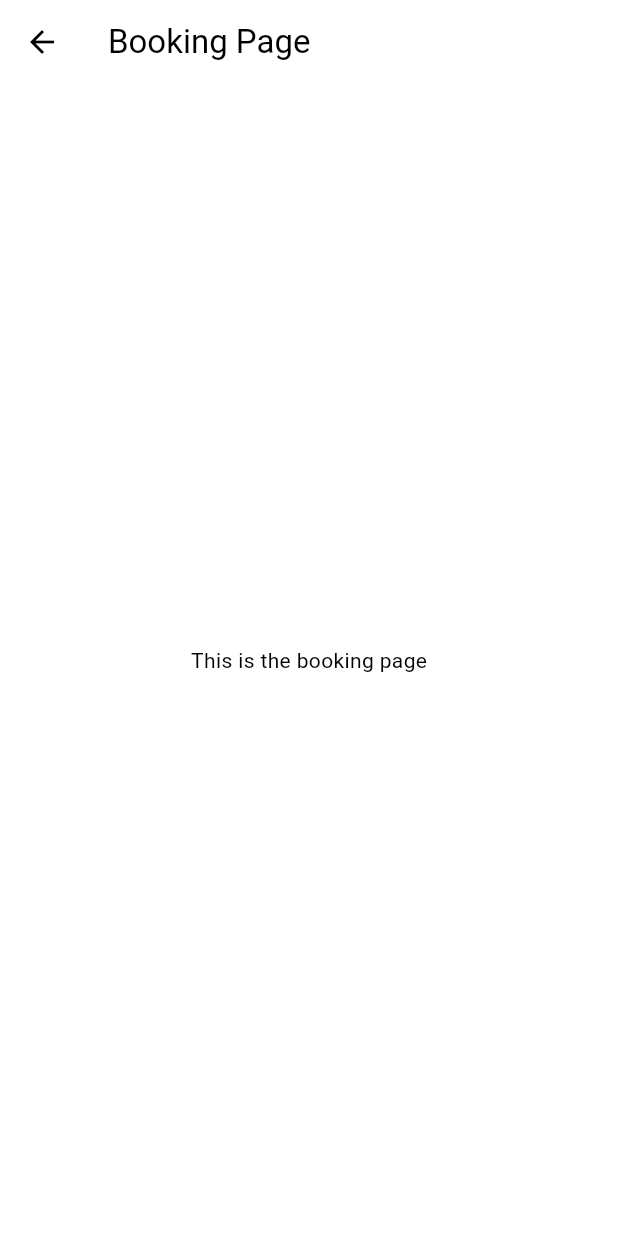
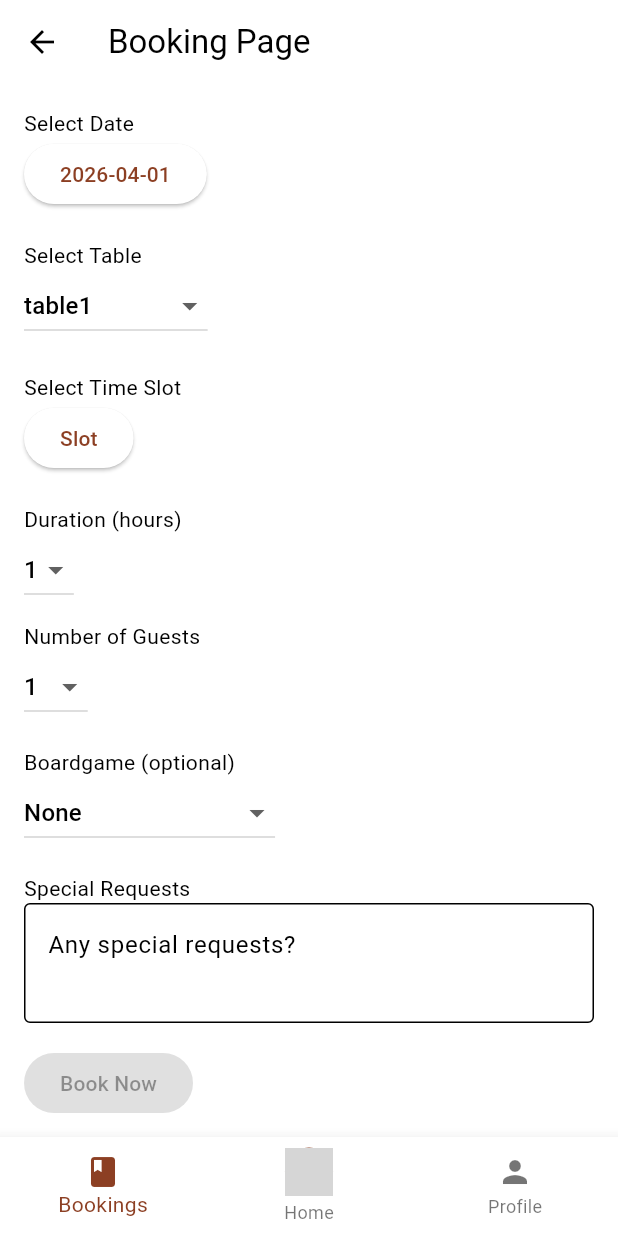
Before and after one commit to Snowy05/table-turn, a Flutter app: the BookingPage screen opened directly, on a phone screen of 412 x 824 dp. Run offline on Flutter 3.47's test engine with Material 3 defaults, Android fonts, the phone set to English and light mode, and no system bars; our stand-ins replace cloud_firestore, firebase_auth, firebase_core, firebase_storage, image_picker; accounts and stored records are empty; grey boxes are pictures that could not be loaded.

Commit message:
Added booking page, adjusted model, controller, still needs to fix bugs

```diff
--- a/lib/Controller/TableAvailabilityService.dart
+++ b/lib/Controller/TableAvailabilityService.dart
@@ -14,11 +14,17 @@ const List<String> defaultTableIds = [
 ];
 const List<String> defaultSlots = [
   '10:00',
+  '11:00',
   '12:00',
+  '13:00',
   '14:00',
+  '15:00',
   '16:00',
+  '17:00',
   '18:00',
+  '19:00',
   '20:00',
+  '21:00',
   '22:00',
 ];
 
--- /dev/null
+++ b/lib/Model/Options/constants.dart
@@ -0,0 +1,17 @@
+const List<String> defaultSlots = [
+  '10:00',
+  '11:00',
+  '12:00',
+  '13:00',
+  '14:00',
+  '15:00',
+  '16:00',
+  '17:00',
+  '18:00',
+  '19:00',
+  '20:00',
+  '21:00',
+  '22:00',
+];
+
+//constant used for dropdown options in BoardGame.dart
--- /dev/null
+++ b/lib/View/Booking/BookingPage.dart
@@ -0,0 +1,251 @@
+import 'package:flutter/material.dart';
+import 'package:tableturn_project0/Controller/BookingService.dart';
+import 'package:firebase_auth/firebase_auth.dart';
+import 'package:tableturn_project0/Controller/TableAvailabilityService.dart';
+import 'package:tableturn_project0/Model/bookingModel.dart';
+import 'package:tableturn_project0/View/Booking/SlotPickerModal.dart';
+import 'package:tableturn_project0/Widgets/BottomNav.dart';
+
+class BookingPage extends StatefulWidget {
+  const BookingPage({super.key});
+
+  @override
+  State<BookingPage> createState() => _BookingPageState();
+}
+
+class _BookingPageState extends State<BookingPage> {
+  DateTime? _selectedDate = DateTime.now(); // default to today
+  String? _selectedTable = 'table1'; // default to first table
+  String? _selectedSlot;
+  int _duration = 1; // default duration in hours
+  int _guests = 1; // default number of guests
+  String? _selectedBoardgame = 'None'; // for game selection, if needed, as of now selected none
+  final TextEditingController _specialRequestsController =
+      TextEditingController();
+ // This function will get the slots needed for the booking duration, e.g., if the user selects 12:00 and a duration of 3 hours, it will return ['12:00', '14:00', '16:00']
+  List<String> getSlotsForDuration(String startSlot, int duration) {
+  final slotTimes = defaultSlots;
+  final startIdx = slotTimes.indexOf(startSlot);
+  if (startIdx == -1) return [];
+  // Collect slots for the duration (e.g., 10:00, 12:00, 14:00 for 3 hours)
+  return slotTimes.skip(startIdx).take(duration).toList();
+}
+
+  Future<void> _submitBooking() async {
+  if (_selectedDate == null || _selectedTable == null || _selectedSlot == null) return;
+
+  final dateStr = _selectedDate!.toIso8601String().split('T')[0]; // T is used to split date and time, we only need the date part for fetching availability
+  final availableSlots = await Tableavailabilityservice().getAvailableSlots(dateStr, _selectedTable!);
+
+  // Get all slots needed for the booking duration
+  final slotsNeeded = getSlotsForDuration(_selectedSlot!, _duration);
+
+  // Check if all slots are available
+  final allAvailable = slotsNeeded.every((slot) => availableSlots.contains(slot));
+  if (!allAvailable) {
+    ScaffoldMessenger.of(context).showSnackBar(
+      SnackBar(content: Text('Sorry, one or more slots in your booking duration are no longer available.')),
+    );
+    return;
+  }
+
+    // Check slot availability before booking
+    if (!availableSlots.contains(_selectedSlot)) {
+      ScaffoldMessenger.of(context).showSnackBar(
+        SnackBar(content: Text('Sorry, this slot is no longer available.')),
+      );
+      return;
+    }
+
+    // Build booking start/end time
+    final bookingStart = DateTime(
+      _selectedDate!.year,
+      _selectedDate!.month,
+      _selectedDate!.day,
+      int.parse(_selectedSlot!.split(':')[0]),
+      int.parse(_selectedSlot!.split(':')[1]),
+    );
+    final bookingEnd = bookingStart.add(Duration(hours: _duration));
+
+    final user = FirebaseAuth.instance.currentUser;
+    if (user == null) {
+      ScaffoldMessenger.of(
+        context,
+      ).showSnackBar(SnackBar(content: Text('You must be logged in to book.')));
+      return;
+    }
+    final booking = BookingModel(
+      uid: '',
+      userId: user.uid,
+      tableId: _selectedTable!,
+      boardGameId: _selectedBoardgame ?? '',
+      bookingStartTime: bookingStart,
+      bookingEndTime: bookingEnd,
+      numberOfPeople: _guests,
+      specialRequests: _specialRequestsController.text,
+      status: 'pending',
+      createdAt: DateTime.now(),
+    );
+
+   try {
+    await BookingService().createBooking(booking);
+    // Remove all slots covered by the booking
+    for (final slot in slotsNeeded) {
+      await Tableavailabilityservice().bookSlot(dateStr, _selectedTable!, slot);
+    }
+    ScaffoldMessenger.of(context).showSnackBar(
+      SnackBar(content: Text('Booking successful!')),
+    );
+    // Optionally reset form or navigate away
+  } catch (e) {
+    ScaffoldMessenger.of(context).showSnackBar(
+      SnackBar(content: Text('Booking failed: $e')),
+    );
+  }
+}
+  // slotpicker modal here
+  void _showSlotPicker() async {
+    if (_selectedTable == null || _selectedDate == null) {
+      ScaffoldMessenger.of(context).showSnackBar(
+        SnackBar(content: Text('Please select a date and table first!')),
+      );
+      return;
+    }
+    String? picked = await showModalBottomSheet<String>(
+      context: context,
+      builder: (context) => SlotPickerModal(slots: defaultSlots),
+    );
+    if (picked != null) setState(() => _selectedSlot = picked);
+  }
+
+  Widget build(BuildContext context) {
+    return Scaffold(
+      appBar: AppBar(title: Text('Booking Page')),
+      body: Padding(
+        padding: const EdgeInsets.all(16.0),
+        child: Column(
+          crossAxisAlignment: CrossAxisAlignment.start,
+          children: [
+            Text('Select Date'),
+            ElevatedButton(
+              onPressed: () async {
+                DateTime? picked = await showDatePicker(
+                  context: context,
+                  initialDate: DateTime.now(),
+                  firstDate: DateTime.now(),
+                  lastDate: DateTime.now().add(Duration(days: 365)),
+                );
+                if (picked != null) setState(() => _selectedDate = picked);
+              },
+              child: Text(
+                _selectedDate == null
+                    ? 'Choose Date'
+                    : _selectedDate!.toLocal().toString().split(' ')[0],
+              ),
+            ),
+            SizedBox(height: 20),
+            Text('Select Table'),
+            DropdownButton<String>(
+              value: _selectedTable,
+              hint: Text('Choose Table'),
+              items: ['table1', 'table2', 'table3', 'table4', 'table5']
+                  .map(
+                    (table) =>
+                        DropdownMenuItem(value: table, child: Text(table)),
+                  )
+                  .toList(),
+              onChanged: (val) => setState(() => _selectedTable = val),
+            ),
+            SizedBox(height: 20),
+            Text('Select Time Slot'),
+            ElevatedButton(
+              onPressed: () {
+                _showSlotPicker();
+              },
+              child: Text(_selectedSlot ?? 'Slot'),
+            ),
+
+            SizedBox(height: 20),
+            // Duration and guests selection
+            Text('Duration (hours)'),
+            DropdownButton(
+              value: _duration,
+              items: [1, 2, 3, 4, 5]
+                  .map((e) => DropdownMenuItem(value: e, child: Text('$e')))
+                  .toList(),
+              onChanged: (val) {
+                if (val != null) setState(() => _duration = val);
+              },
+            ),
+            SizedBox(height: 10),
+
+            // Number of Guests
+            Text('Number of Guests'),
+            DropdownButton<int>(
+              value: _guests,
+              items: List.generate(12, (i) => i + 1)
+                  .map((e) => DropdownMenuItem(value: e, child: Text('$e')))
+                  .toList(),
+              onChanged: (val) {
+                if (val != null) setState(() => _guests = val);
+              },
+            ),
+            SizedBox(height: 16),
+
+            // Boardgame (placeholder for now)
+            Text('Boardgame (optional)'),
+            DropdownButton<String>(
+              value: _selectedBoardgame,
+              hint: Text('Choose Boardgame'),
+              items: ['None', 'Catan', 'Chess', 'Monopoly']
+                  .map(
+                    (game) => DropdownMenuItem(value: game, child: Text(game)),
+                  )
+                  .toList(),
+              onChanged: (val) => setState(() => _selectedBoardgame = val),
+            ),
+            SizedBox(height: 16),
+
+            // Special Requests
+            Text('Special Requests'),
+            TextField(
+              controller: _specialRequestsController,
+              decoration: InputDecoration(
+                border: OutlineInputBorder(),
+                hintText: 'Any special requests?',
+              ),
+              maxLines: 2,
+            ),
+            SizedBox(height: 16),
+
+            ElevatedButton(
+              onPressed:
+                  (_selectedDate != null &&
+                      _selectedTable != null &&
+                      _selectedSlot != null)
+                  ? _submitBooking
+                  : null,
+              child: Text('Book Now'),
+            ),
+          ],
+        ),
+      ),
+      bottomNavigationBar: CustomBottomNavBar(
+        currentIndex: 0,
+        onTap: (index) {
+          switch (index) {
+            case 0:
+              Navigator.pushReplacementNamed(context, '/bookings');
+              break;
+            case 1:
+              Navigator.pushReplacementNamed(context, '/dashboard');
+              break;
+            case 2:
+              Navigator.pushReplacementNamed(context, '/profile');
+              break;
+          }
+        },
+      ),
+    );
+  }
+}
--- /dev/null
+++ b/lib/View/Booking/SlotPickerModal.dart
@@ -0,0 +1,19 @@
+import 'package:flutter/material.dart';
+import '../../Model/Options/constants.dart';
+
+class SlotPickerModal extends StatelessWidget {
+  final List<String> slots;
+  const SlotPickerModal({required this.slots, super.key});
+
+  @override
+  Widget build(BuildContext context) {
+    return ListView(
+      children: slots.map((slot) {
+        return ListTile(
+          title: Text(slot),
+          onTap: () => Navigator.pop(context, slot),
+        );
+      }).toList(),
+    );
+  }
+}
--- a/lib/View/BookingPage.dart
+++ /dev/null
@@ -1,15 +0,0 @@
-import 'package:flutter/material.dart';
-
-class BookingPage extends StatelessWidget {
-  const BookingPage({super.key});
-
-  @override
-  Widget build(BuildContext context) {
-
-
-    return Scaffold(
-      appBar: AppBar(title: Text('Booking Page')),
-      body: Center(child: Text('This is the booking page')),
-    );
-  }
-}
--- a/lib/View/DashBoard.dart
+++ b/lib/View/DashBoard.dart
@@ -55,7 +55,7 @@ class DashboardPage extends StatelessWidget {
                 label: 'Book a Table',
                 imageAsset: 'assets/images/book_table.png',
                 onTap: () {
-                  Navigator.pushNamed(context, '/booking');
+                  Navigator.pushNamed(context, '/bookings');
                 },
               ),
               WidgetMenubttn(
--- a/lib/main.dart
+++ b/lib/main.dart
@@ -1,6 +1,7 @@
 import 'package:firebase_core/firebase_core.dart';
 import 'package:flutter/material.dart';
 import 'package:tableturn_project0/View/BoardGame/BoardGame.dart';
+import 'package:tableturn_project0/View/Booking/BookingPage.dart';
 import 'package:tableturn_project0/View/ProfileView.dart';
 
 import 'firebase_options.dart';
@@ -48,6 +49,7 @@ class MyApp extends StatelessWidget {
         '/dashboard': (context) => DashboardPage(),
         '/boardgames': (context) => BoardGame(),
         '/profile': (context) => ProfileView(),
+        '/bookings': (context) => BookingPage(), // Placeholder for booking page
       },
     );
   }
```
